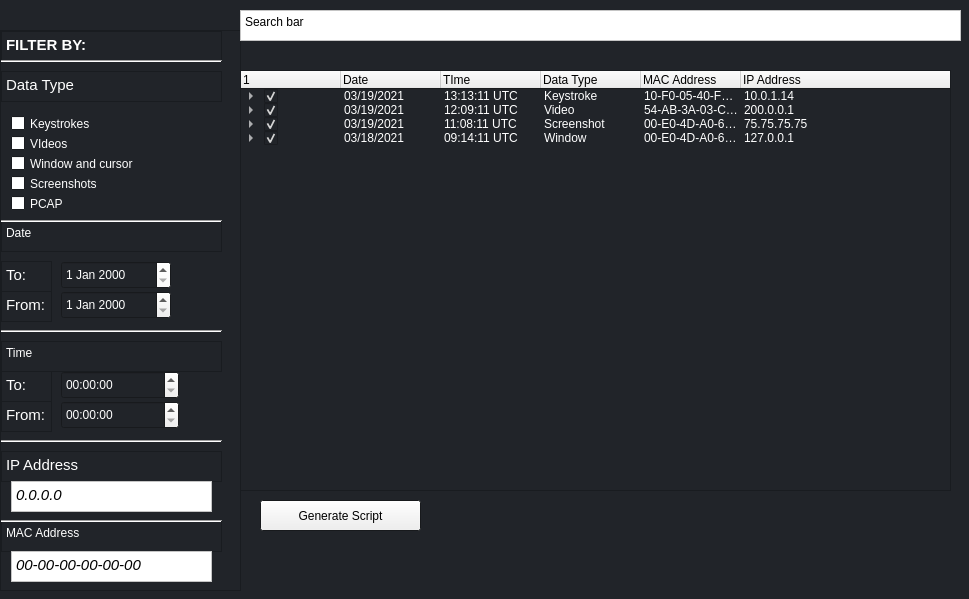
Old version of the form src/ui/Home/Home.ui in the repository komodo6/AVERT.
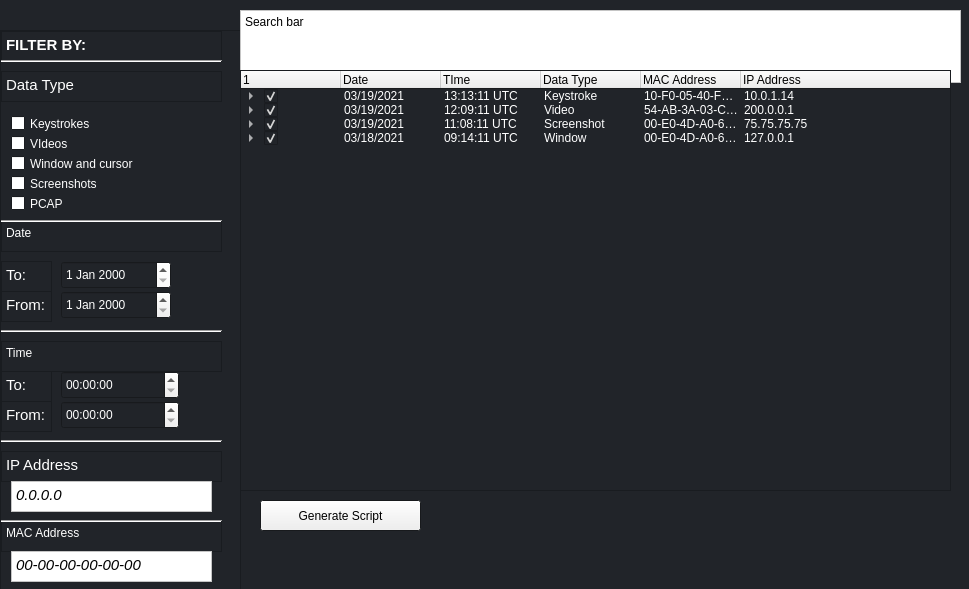
New version of the form.

Diff of the .ui file:
```diff
--- a/src/ui/Home/Home.ui
+++ b/src/ui/Home/Home.ui
@@ -7,7 +7,7 @@
                 <x>0</x>
                 <y>0</y>
                 <width>969</width>
-                <height>599</height>
+                <height>589</height>
             </rect>
         </property>
         <property name="palette">
@@ -1255,8 +1255,8 @@
                             <string>&lt;!DOCTYPE HTML PUBLIC &quot;-//W3C//DTD HTML 4.0//EN&quot; &quot;http://www.w3.org/TR/REC-html40/strict.dtd&quot;&gt;
 &lt;html&gt;&lt;head&gt;&lt;meta name=&quot;qrichtext&quot; content=&quot;1&quot; /&gt;&lt;style type=&quot;text/css&quot;&gt;
 p, li { white-space: pre-wrap; }
-&lt;/style&gt;&lt;/head&gt;&lt;body style=&quot; font-family:'Cantarell'; font-size:11pt; font-weight:400; font-style:normal;&quot;&gt;
-&lt;p style=&quot; margin-top:0px; margin-bottom:0px; margin-left:0px; margin-right:0px; -qt-block-indent:0; text-indent:0px;&quot;&gt;To:&lt;/p&gt;&lt;/body&gt;&lt;/html&gt;</string>
+&lt;/style&gt;&lt;/head&gt;&lt;body style=&quot; font-family:'MS Shell Dlg 2'; font-size:8.25pt; font-weight:400; font-style:normal;&quot;&gt;
+&lt;p style=&quot; margin-top:0px; margin-bottom:0px; margin-left:0px; margin-right:0px; -qt-block-indent:0; text-indent:0px;&quot;&gt;&lt;span style=&quot; font-family:'Cantarell'; font-size:11pt;&quot;&gt;To:&lt;/span&gt;&lt;/p&gt;&lt;/body&gt;&lt;/html&gt;</string>
                         </property>
                     </widget>
                     <widget class="QTextBrowser" name="textBrowser_2">
@@ -1272,8 +1272,8 @@
                             <string>&lt;!DOCTYPE HTML PUBLIC &quot;-//W3C//DTD HTML 4.0//EN&quot; &quot;http://www.w3.org/TR/REC-html40/strict.dtd&quot;&gt;
 &lt;html&gt;&lt;head&gt;&lt;meta name=&quot;qrichtext&quot; content=&quot;1&quot; /&gt;&lt;style type=&quot;text/css&quot;&gt;
 p, li { white-space: pre-wrap; }
-&lt;/style&gt;&lt;/head&gt;&lt;body style=&quot; font-family:'Cantarell'; font-size:11pt; font-weight:400; font-style:normal;&quot;&gt;
-&lt;p style=&quot; margin-top:0px; margin-bottom:0px; margin-left:0px; margin-right:0px; -qt-block-indent:0; text-indent:0px;&quot;&gt;From:&lt;/p&gt;&lt;/body&gt;&lt;/html&gt;</string>
+&lt;/style&gt;&lt;/head&gt;&lt;body style=&quot; font-family:'MS Shell Dlg 2'; font-size:8.25pt; font-weight:400; font-style:normal;&quot;&gt;
+&lt;p style=&quot; margin-top:0px; margin-bottom:0px; margin-left:0px; margin-right:0px; -qt-block-indent:0; text-indent:0px;&quot;&gt;&lt;span style=&quot; font-family:'Cantarell'; font-size:11pt;&quot;&gt;From:&lt;/span&gt;&lt;/p&gt;&lt;/body&gt;&lt;/html&gt;</string>
                         </property>
                     </widget>
                     <widget class="QTimeEdit" name="timeEdit_2">
@@ -1435,7 +1435,7 @@
                         <x>240</x>
                         <y>10</y>
                         <width>721</width>
-                        <height>31</height>
+                        <height>73</height>
                     </rect>
                 </property>
                 <layout class="QVBoxLayout" name="verticalLayout_2">
```
Left out of the diff: 30 changed lines with no effect on the pictures.
